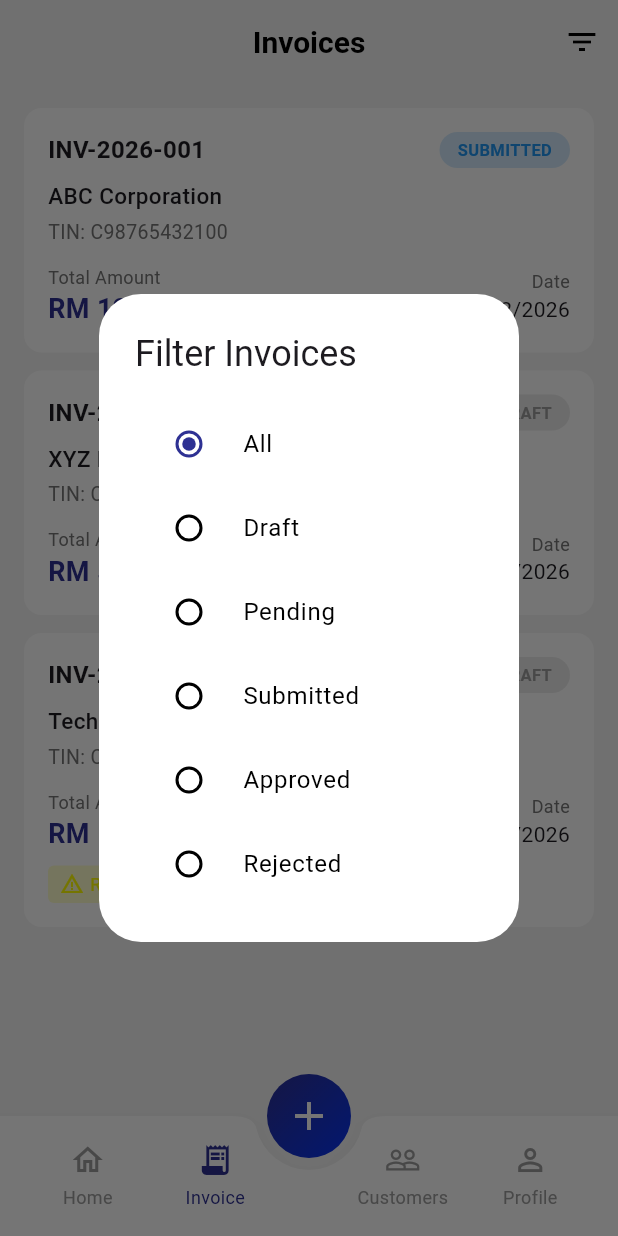
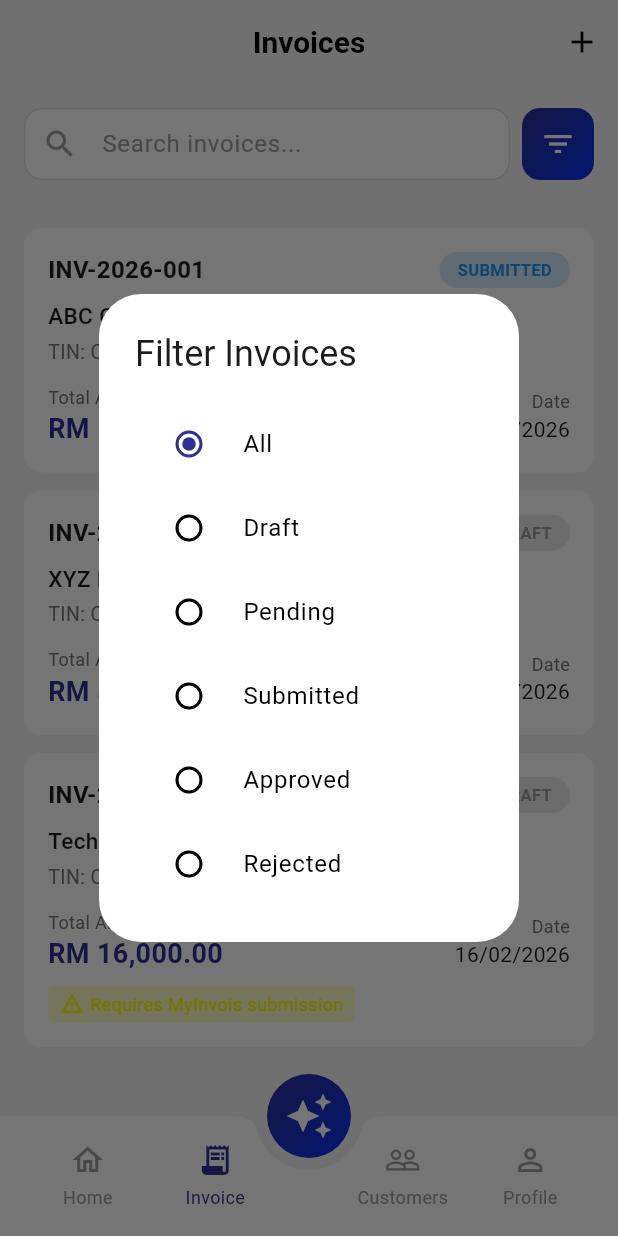
Before and after one commit to jocelyngan2005/smeasy, a Flutter app: the MainNavigationScreen screen opened directly, item 2 of the bottom bar chosen, after a tap on the "filter list" icon, on a phone screen of 412 x 824 dp. Run offline on Flutter 3.47's test engine with Material 3 defaults, Android fonts, the phone set to English and light mode, and no system bars; our stand-ins replace fl_chart, flutter_dotenv, geolocator, google_fonts, google_generative_ai, google_maps_flutter and 2 more; accounts and stored records are empty; Roboto replaces fonts that are missing (Sen).

Commit message:
modified customer screen

```diff
--- a/myinvoicemate/lib/screens/customers/customers_screen.dart
+++ b/myinvoicemate/lib/screens/customers/customers_screen.dart
@@ -21,7 +21,6 @@ class _CustomersScreenState extends State<CustomersScreen> {
   List<Customer> _customers = [];
   List<Customer> _filteredCustomers = [];
   bool _isLoading = true;
-  bool _showFavoritesOnly = false;
 
   @override
   void initState() {
@@ -61,8 +60,6 @@ class _CustomersScreenState extends State<CustomersScreen> {
     final query = _searchController.text.toLowerCase();
     setState(() {
       _filteredCustomers = _customers.where((customer) {
-        if (_showFavoritesOnly && !customer.isFavorite) return false;
-
         if (query.isEmpty) return true;
 
         return customer.name.toLowerCase().contains(query) ||
@@ -70,13 +67,6 @@ class _CustomersScreenState extends State<CustomersScreen> {
             (customer.identificationNumber?.toLowerCase().contains(query) ?? false) ||
             (customer.email?.toLowerCase().contains(query) ?? false);
       }).toList();
-    });
-  }
-
-  void _toggleFavoritesFilter() {
-    setState(() {
-      _showFavoritesOnly = !_showFavoritesOnly;
-      _filterCustomers();
     });
   }
 
@@ -106,12 +96,19 @@ class _CustomersScreenState extends State<CustomersScreen> {
         ),
         actions: [
           IconButton(
-            icon: Icon(
-              _showFavoritesOnly ? Icons.star : Icons.star_border,
-              color: _showFavoritesOnly ? Colors.amber : Colors.grey,
+            icon: const Icon(Icons.add),
+            onPressed: () async {
+              final result = await Navigator.push(
+                context,
+                MaterialPageRoute(
+                  builder: (_) => const AddCustomerScreen(),
                 ),
-            onPressed: _toggleFavoritesFilter,
-            tooltip: 'Show favorites only',
+              );
+              if (result == true) {
+                _loadCustomers();
+              }
+            },
+            tooltip: 'Add Customer',
           ),
         ],
       ),
@@ -150,27 +147,12 @@ class _CustomersScreenState extends State<CustomersScreen> {
           // Customer Count
           Padding(
             padding: const EdgeInsets.symmetric(horizontal: 16),
-            child: Row(
-              mainAxisAlignment: MainAxisAlignment.spaceBetween,
-              children: [
-                Text(
+            child: Text(
               '${_filteredCustomers.length} customer${_filteredCustomers.length != 1 ? 's' : ''}',
               style: TextStyle(
                 fontSize: 14,
                 color: Colors.grey[600],
               ),
-                ),
-                if (_showFavoritesOnly)
-                  Chip(
-                    label: const Text(
-                      'Favorites',
-                      style: TextStyle(fontSize: 12),
-                    ),
-                    backgroundColor: Colors.amber.withOpacity(0.2),
-                    deleteIcon: const Icon(Icons.close, size: 16),
-                    onDeleted: _toggleFavoritesFilter,
-                  ),
-              ],
             ),
           ),
           const SizedBox(height: 8),
@@ -194,22 +176,6 @@ class _CustomersScreenState extends State<CustomersScreen> {
           ),
         ],
       ),
-      floatingActionButton: FloatingActionButton.extended(
-        onPressed: () async {
-          final result = await Navigator.push(
-            context,
-            MaterialPageRoute(
-              builder: (_) => const AddCustomerScreen(),
-            ),
-          );
-          if (result == true) {
-            _loadCustomers();
-          }
-        },
-        icon: const Icon(Icons.add),
-        label: const Text('Add Customer'),
-        backgroundColor: AppColors.primary,
-      ),
     );
   }
 
@@ -219,7 +185,7 @@ class _CustomersScreenState extends State<CustomersScreen> {
         mainAxisAlignment: MainAxisAlignment.center,
         children: [
           Icon(
-            _searchController.text.isNotEmpty || _showFavoritesOnly
+            _searchController.text.isNotEmpty
                 ? Icons.search_off
                 : Icons.people_outline,
             size: 80,
@@ -229,8 +195,6 @@ class _CustomersScreenState extends State<CustomersScreen> {
           Text(
             _searchController.text.isNotEmpty
                 ? 'No customers found'
-                : _showFavoritesOnly
-                    ? 'No favorite customers'
                 : 'No customers yet',
             style: TextStyle(
               fontSize: 18,
@@ -240,8 +204,8 @@ class _CustomersScreenState extends State<CustomersScreen> {
           ),
           const SizedBox(height: 8),
           Text(
-            _searchController.text.isNotEmpty || _showFavoritesOnly
-                ? 'Try a different search or filter'
+            _searchController.text.isNotEmpty
+                ? 'Try a different search'
                 : 'Add your first customer to get started',
             style: TextStyle(
               fontSize: 14,
--- a/myinvoicemate/lib/screens/invoices/invoice_list_screen.dart
+++ b/myinvoicemate/lib/screens/invoices/invoice_list_screen.dart
@@ -15,15 +15,32 @@ class InvoiceListScreen extends StatefulWidget {
 
 class _InvoiceListScreenState extends State<InvoiceListScreen> {
   final _invoiceService = InvoiceService();
+  final _searchController = TextEditingController();
   List<Invoice> _invoices = [];
   List<Invoice> _filteredInvoices = [];
   bool _isLoading = true;
   String _filterStatus = 'all';
+  String _searchQuery = '';
 
   @override
   void initState() {
     super.initState();
+    _searchController.addListener(_onSearchChanged);
     _loadInvoices();
+  }
+
+  @override
+  void dispose() {
+    _searchController.removeListener(_onSearchChanged);
+    _searchController.dispose();
+    super.dispose();
+  }
+
+  void _onSearchChanged() {
+    setState(() {
+      _searchQuery = _searchController.text;
+      _applyFilter();
+    });
   }
 
   Future<void> _loadInvoices() async {
@@ -42,13 +59,26 @@ class _InvoiceListScreenState extends State<InvoiceListScreen> {
   }
 
   void _applyFilter() {
-    if (_filterStatus == 'all') {
-      _filteredInvoices = _invoices;
-    } else {
-      _filteredInvoices = _invoices
+    List<Invoice> filtered = _invoices;
+
+    // Apply status filter
+    if (_filterStatus != 'all') {
+      filtered = filtered
           .where((inv) => inv.status.toLowerCase() == _filterStatus)
           .toList();
     }
+
+    // Apply search filter
+    if (_searchQuery.isNotEmpty) {
+      final query = _searchQuery.toLowerCase();
+      filtered = filtered.where((inv) {
+        return inv.invoiceNumber.toLowerCase().contains(query) ||
+            inv.buyerName.toLowerCase().contains(query) ||
+            inv.buyerTin.toLowerCase().contains(query);
+      }).toList();
+    }
+
+    _filteredInvoices = filtered;
   }
 
   @override
@@ -62,14 +92,22 @@ class _InvoiceListScreenState extends State<InvoiceListScreen> {
         title: const Text('Invoices', style: TextStyle(color: Colors.black)),
         actions: [
           IconButton(
-            icon: const Icon(Icons.filter_list),
-            onPressed: _showFilterDialog,
+            icon: const Icon(Icons.add),
+            onPressed: () {
+              // TODO: Implement add invoice manually functionality
+              Helpers.showErrorSnackbar(context, 'Add invoice manually feature coming soon');
+            },
+            tooltip: 'Add Invoice',
           ),
         ],
       ),
       body: _isLoading
           ? const Center(child: CircularProgressIndicator())
-          : RefreshIndicator(
+          : Column(
+              children: [
+                _buildSearchBar(),
+                Expanded(
+                  child: RefreshIndicator(
                     onRefresh: _loadInvoices,
                     child: _filteredInvoices.isEmpty
                         ? _buildEmptyState()
@@ -81,6 +119,71 @@ class _InvoiceListScreenState extends State<InvoiceListScreen> {
                               return _buildInvoiceCard(invoice);
                             },
                           ),
+                  ),
+                ),
+              ],
+            ),
+    );
+  }
+
+  Widget _buildSearchBar() {
+    return Padding(
+      padding: const EdgeInsets.all(16),
+      child: Row(
+        children: [
+          Expanded(
+            child: TextField(
+              controller: _searchController,
+              decoration: InputDecoration(
+                hintText: 'Search invoices...',
+                hintStyle: TextStyle(color: Colors.grey[500]),
+                prefixIcon: Icon(Icons.search, color: Colors.grey[500]),
+                suffixIcon: _searchQuery.isNotEmpty
+                    ? IconButton(
+                        icon: const Icon(Icons.clear),
+                        onPressed: () {
+                          _searchController.clear();
+                        },
+                      )
+                    : null,
+                border: OutlineInputBorder(
+                  borderRadius: BorderRadius.circular(12),
+                  borderSide: BorderSide(color: Colors.grey[300]!),
+                ),
+                enabledBorder: OutlineInputBorder(
+                  borderRadius: BorderRadius.circular(12),
+                  borderSide: BorderSide(color: Colors.grey[300]!),
+                ),
+                focusedBorder: OutlineInputBorder(
+                  borderRadius: BorderRadius.circular(12),
+                  borderSide: const BorderSide(color: AppColors.primary),
+                ),
+                filled: true,
+                fillColor: Colors.white,
+                contentPadding: const EdgeInsets.symmetric(
+                  horizontal: 16,
+                  vertical: 12,
+                ),
+              ),
+            ),
+          ),
+          const SizedBox(width: 8),
+          Container(
+            decoration: BoxDecoration(
+              gradient: const LinearGradient(
+                colors: [AppColors.primary, AppColors.primaryDark],
+                begin: Alignment.topLeft,
+                end: Alignment.bottomRight,
+              ),
+              borderRadius: BorderRadius.circular(12),
+            ),
+            child: IconButton(
+              icon: const Icon(Icons.filter_list, color: Colors.white),
+              onPressed: _showFilterDialog,
+              tooltip: 'Filter',
+            ),
+          ),
+        ],
       ),
     );
   }
--- a/myinvoicemate/lib/screens/navigation/main_navigation_screen.dart
+++ b/myinvoicemate/lib/screens/navigation/main_navigation_screen.dart
@@ -45,7 +45,7 @@ class _MainNavigationScreenState extends State<MainNavigationScreen> {
           },
           backgroundColor: Colors.transparent,
           elevation: 0,
-          child: const Icon(Icons.add, size: 32),
+          child: const Icon(Icons.auto_awesome, size: 32),
         ),
       ),
       floatingActionButtonLocation: FloatingActionButtonLocation.centerDocked,
```
Lines whose indentation alone changed are shown as unchanged.
